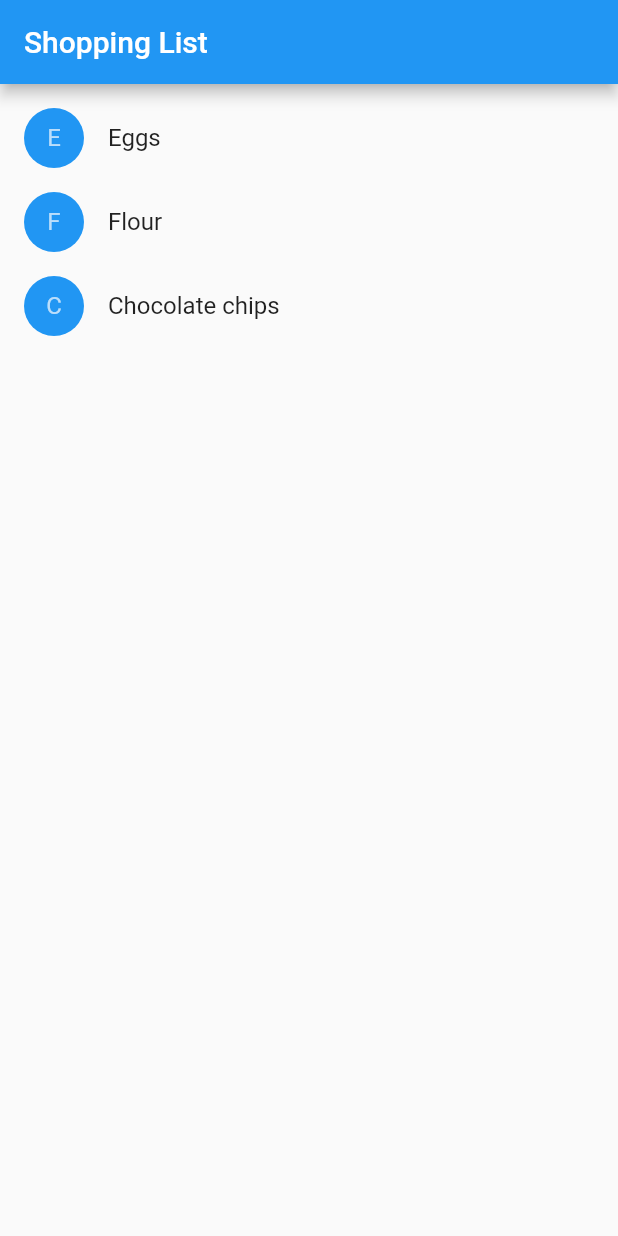
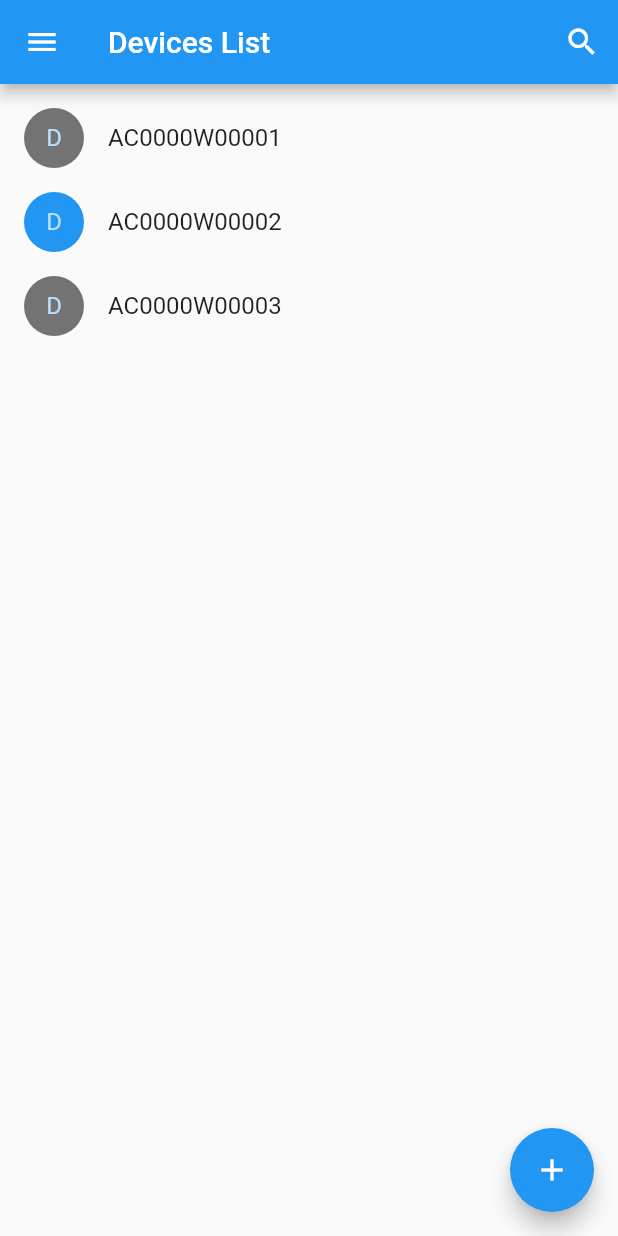
Before and after one commit to lingxuxiong/FlutterAura, a Flutter app: the screen it shows after launch, on a phone screen of 412 x 824 dp. Run offline on Flutter 3.47's test engine with Material 2 defaults, Android fonts, the phone set to English and light mode, and no system bars.

Commit message:
Add device list screen

```diff
--- /dev/null
+++ b/lib/ayla/AylaDevice.dart
@@ -0,0 +1,12 @@
+class AylaDevice {
+
+  final String dsn;
+  final String name;
+  final bool   online;
+
+  const AylaDevice({
+    this.dsn,
+    this.name,
+    this.online
+  });
+}
--- /dev/null
+++ b/lib/device_list_item.dart
@@ -0,0 +1,33 @@
+import 'package:aura/ayla/AylaDevice.dart';
+import 'package:flutter/material.dart';
+
+typedef void OnDeviceTappedCallback(AylaDevice device);
+
+class DeviceListItem extends StatelessWidget {
+
+  DeviceListItem({
+    this.device,
+    this.onTapped,
+  }) : super(key: ObjectKey(device));
+
+  final AylaDevice device;
+  final OnDeviceTappedCallback onTapped;
+
+  Color _getColor(BuildContext context) {
+    return device.online ? Colors.black54 : Theme.of(context).primaryColor;
+  }
+
+  @override
+  Widget build(BuildContext context) {
+    return ListTile(
+      onTap: () {
+        onTapped(device);
+      },
+      leading: CircleAvatar(
+        backgroundColor: _getColor(context),
+        child: Text(device.name[0]),
+      ),
+      title: Text(device.dsn),
+    );
+  }
+}
--- a/lib/devices_list_screen.dart
+++ b/lib/device_list_screen.dart
@@ -1,15 +1,28 @@
 import 'package:aura/add_device_screen.dart';
+import 'package:aura/ayla/AylaDevice.dart';
+import 'package:aura/device_list_item.dart';
 import 'package:flutter/material.dart';
 
-class DevicesListScreen extends StatelessWidget {
+class DeviceListScreen extends StatefulWidget {
+
+  DeviceListScreen({Key key, this.devices}) : super(key: key);
+
+  final List<AylaDevice> devices;
+
+  @override
+  _DeviceListScreenState createState() => _DeviceListScreenState();
+}
+
+class _DeviceListScreenState extends State<DeviceListScreen> {
+
+  Set<AylaDevice> _devices = Set<AylaDevice>();
+
   @override
   Widget build(BuildContext context) {
-    // Scaffold is a layout for the major Material Components.
     return Scaffold(
       appBar: AppBar(
         leading: IconButton(
           icon: Icon(Icons.menu),
-          tooltip: 'Show Navigation Drawer',
           onPressed: () {
             print('TODO: to open drawer menu');
           },
@@ -25,10 +38,18 @@ class DevicesListScreen extends StatelessWidget {
           ),
         ],
       ),
-      // body is the majority of the screen.
-      body: Center(
-        child: GestureAwarenessButton(),
+
+      body: ListView(
+        padding: EdgeInsets.symmetric(vertical: 8.0),
+        children: widget.devices.map((AylaDevice device) {
+          return DeviceListItem(
+            device: device,
+            onTapped: (AylaDevice device) {
+              _navToDeviceDetailsScreen(context, device);
+            });
+        }).toList(),
       ),
+
       floatingActionButton: FloatingActionButton(
         tooltip: 'Add',
         child: Icon(Icons.add),
@@ -40,16 +61,14 @@ class DevicesListScreen extends StatelessWidget {
   }
 }
 
-class GestureAwarenessButton extends StatelessWidget {
-  @override
-  Widget build(BuildContext context) {
-    return new GestureDetector(
-      onTap: (){
-        _navToAddDeviceScreen(context);
-      },
-      child: Text('No devices found')
-    );
-  }
+void _navToDeviceDetailsScreen(BuildContext context, AylaDevice device) {
+  Navigator.of(context).push(
+      MaterialPageRoute<void>(
+          builder: (BuildContext context) {
+            return AddDeviceScreen();
+          }
+      )
+  );
 }
 
 void _navToAddDeviceScreen(BuildContext context) {
--- a/lib/home_screen.dart
+++ b/lib/home_screen.dart
@@ -1,16 +1,15 @@
+import 'package:aura/ayla/AylaDevice.dart';
+import 'package:aura/device_list_screen.dart';
 import 'package:flutter/material.dart';
-
-import 'demo/shopping/product.dart';
-import 'demo/shopping/shopping_list_screen.dart';
 
 void main() {
   runApp(MaterialApp(
-    title: 'Shopping App',
-    home: ShoppingListScreen(
-      products: <Product>[
-        Product(name: 'Eggs'),
-        Product(name: 'Flour'),
-        Product(name: 'Chocolate chips'),
+    title: 'Aura App',
+    home: DeviceListScreen(
+      devices: <AylaDevice>[
+        AylaDevice(dsn: 'AC0000W00001', name: 'Device1', online: true),
+        AylaDevice(dsn: 'AC0000W00002', name: 'Device2', online: false),
+        AylaDevice(dsn: 'AC0000W00003', name: 'Device3', online: true),
       ],
     ),
   ));
```
Also changed, not shown: lib/device_empty.dart (added), 1 other file.
